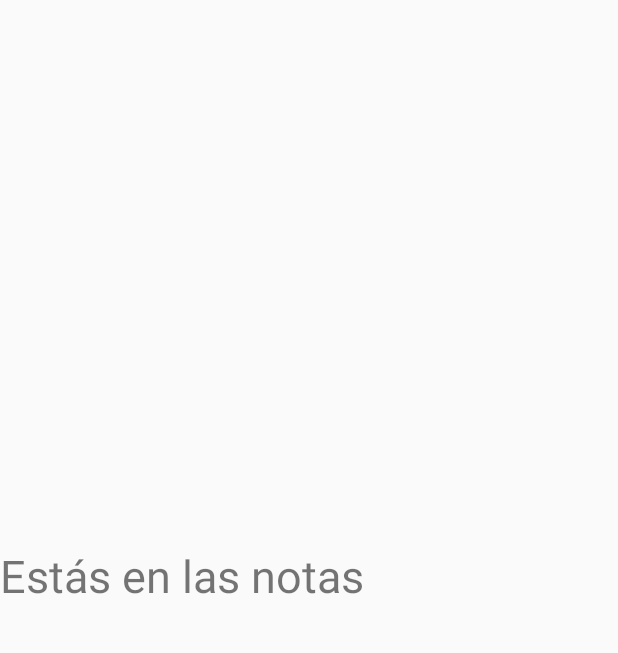
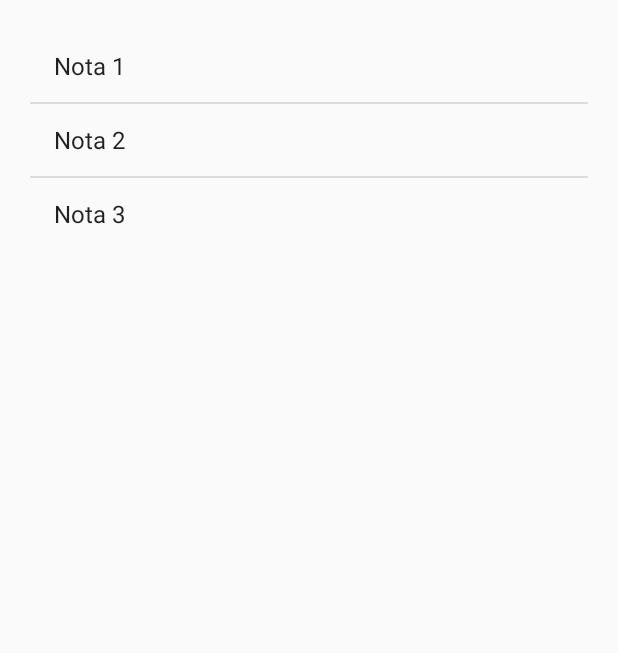
Before and after one commit to NoeliaIm/comunicaT, an Android app: the NoticiasActivity screen opened directly, with no data from a screen before it, on a phone screen of 412 x 824 dp, the part 84-737 px from its top. Run offline under Robolectric (Android 15) with nearby library versions, the phone set to English and light mode, and no system bars.

Commit message:
list view for notes, prepared detail for notes

```diff
--- a/app/build.gradle
+++ b/app/build.gradle
@@ -26,9 +26,9 @@ android {
 dependencies {
     implementation fileTree(dir: 'libs', include: ['*.jar'])
 
-    implementation 'androidx.appcompat:appcompat:1.0.2'
+    implementation 'androidx.appcompat:appcompat:1.1.0'
     implementation 'androidx.constraintlayout:constraintlayout:1.1.3'
-    testImplementation 'junit:junit:4.12'
+    testImplementation 'junit:junit:4.13'
     androidTestImplementation 'androidx.test.ext:junit:1.1.1'
     androidTestImplementation 'androidx.test.espresso:espresso-core:3.2.0'
 }
--- a/app/src/main/AndroidManifest.xml
+++ b/app/src/main/AndroidManifest.xml
@@ -21,6 +21,7 @@
         <activity android:name=".RegisterActivity"></activity>
         <activity android:name=".LoginActivity"></activity>
         <activity android:name=".NoticiasActivity"></activity>
+        <activity android:name=".DetailNoticeActiviy"></activity>
     </application>
     <uses-permission android:name="android.permission.INTERNET" />
 </manifest>
--- a/app/src/main/java/com/example/comunicat/MainActivity.java
+++ b/app/src/main/java/com/example/comunicat/MainActivity.java
@@ -6,11 +6,14 @@ import android.widget.Button;
 import androidx.appcompat.app.AppCompatActivity;
 import android.os.Bundle;
 
+import com.example.comunicat.utils.Constants;
+import com.example.comunicat.utils.PreferencesManager;
 
 
 public class MainActivity extends AppCompatActivity {
 
     private Button btnLogin, btnRegister;
+    PreferencesManager preferencesManager;
 
     @Override
     protected void onCreate(Bundle savedInstanceState) {
@@ -28,10 +31,9 @@ public class MainActivity extends AppCompatActivity {
             btnLogin.setOnClickListener(new View.OnClickListener() {
                 @Override
                 public void onClick(View v) {
-                Intent intentLogin= new Intent(MainActivity.this, LoginActivity.class);
+                    Intent intentLogin = new Intent(MainActivity.this, LoginActivity.class);
                     startActivity(intentLogin);
                 }
             });
         }
-
     }
--- a/app/src/main/java/com/example/comunicat/NoticiasActivity.java
+++ b/app/src/main/java/com/example/comunicat/NoticiasActivity.java
@@ -1,14 +1,37 @@
 package com.example.comunicat;
 
 
+import android.content.Intent;
 import android.os.Bundle;
+import android.view.View;
+import android.widget.AdapterView;
+import android.widget.ArrayAdapter;
+import android.widget.ListView;
 
-import androidx.appcompat.app.AppCompatActivity;
+import com.example.comunicat.utils.Constants;
 
-public class NoticiasActivity extends AppCompatActivity {
+public class NoticiasActivity extends MainActivity {
+    private ListView lvNotes;
     @Override
     protected void onCreate(Bundle savedInstanceState) {
         super.onCreate(savedInstanceState);
         setContentView(R.layout.noticias_main);
+        lvNotes = findViewById(R.id.lvNotes);
+        final String[] values = new String[]{
+                "Nota 1", "Nota 2", "Nota 3"
+        };
+
+        ArrayAdapter<String> adapter = new ArrayAdapter<>(NoticiasActivity.this, android.R.layout.simple_list_item_1, values);
+        lvNotes.setAdapter(adapter);
+
+        lvNotes.setOnItemClickListener(new AdapterView.OnItemClickListener(){
+            @Override
+            public void onItemClick(AdapterView<?> parent, View view, int position, long id) {
+                Intent intent= new Intent(NoticiasActivity.this, DetailNoticeActiviy.class);
+                intent.putExtra(Constants.EXTRA_NOTE_TITLE, values[position]);
+                startActivity(intent);
+            }
+
+        });
     }
 }
--- a/app/src/main/java/com/example/comunicat/RegisterActivity.java
+++ b/app/src/main/java/com/example/comunicat/RegisterActivity.java
@@ -17,7 +17,7 @@ import java.sql.SQLException;
 
 import androidx.appcompat.app.AppCompatActivity;
 
-public class RegisterActivity extends AppCompatActivity {
+public class RegisterActivity extends MainActivity {
 
     Connection conexionMySQL = null;
     private Button btnRegistro;
@@ -79,8 +79,8 @@ public class RegisterActivity extends AppCompatActivity {
                 startActivity(intent);
             }catch (MySQLIntegrityConstraintViolationException e){
                 runOnUiThread(new Runnable() {
-                    @Override
-                    public void run() {
+                        @Override
+                        public void run() {
                         Toast toast= Toast.makeText(getApplicationContext(), "El email ya está en uso", Toast.LENGTH_LONG);
                         toast.setGravity(Gravity.CENTER, 0, 0);
                         toast.show();
--- a/app/src/main/res/layout/noticias_main.xml
+++ b/app/src/main/res/layout/noticias_main.xml
@@ -1,13 +1,14 @@
 <?xml version="1.0" encoding="utf-8"?>
-<LinearLayout
-    xmlns:android="http://schemas.android.com/apk/res/android" android:layout_width="match_parent"
-    android:layout_height="match_parent">
+<LinearLayout xmlns:android="http://schemas.android.com/apk/res/android"
+    android:layout_width="match_parent"
+    android:layout_height="match_parent"
+    android:orientation="vertical">
 
-    <TextView
+    <ListView
+        android:id="@+id/lvNotes"
+        android:layout_margin="20dp"
         android:layout_width="match_parent"
-        android:layout_height="wrap_content"
-        android:layout_gravity="center"
-        android:text="Estás en las notas"
-        android:textSize="30dp"/>
+        android:layout_height="wrap_content" />
+
 
 </LinearLayout>
--- a/build.gradle
+++ b/build.gradle
@@ -8,7 +8,7 @@ buildscript {
 
     }
     dependencies {
-        classpath 'com.android.tools.build:gradle:3.6.3'
+        classpath 'com.android.tools.build:gradle:4.0.0'
 
 
         // NOTE: Do not place your application dependencies here; they belong
```
Also changed, not shown: app/src/main/java/com/example/comunicat/DetailNoticeActiviy.java (added, +18 -0 lines), app/src/main/java/com/example/comunicat/LoginActivity.java (+17 -1 lines), app/src/main/java/com/example/comunicat/utils/Constants.java (added, +7 -0 lines), app/src/main/java/com/example/comunicat/utils/PreferencesManager.java (added, +24 -0 lines), app/src/main/res/layout/detailnoticia_main.xml (added, +14 -0 lines), app/src/main/res/layout/login_main.xml (+7 -4 lines), gradle/wrapper/gradle-wrapper.properties. Lines whose indentation alone changed are shown as unchanged.
